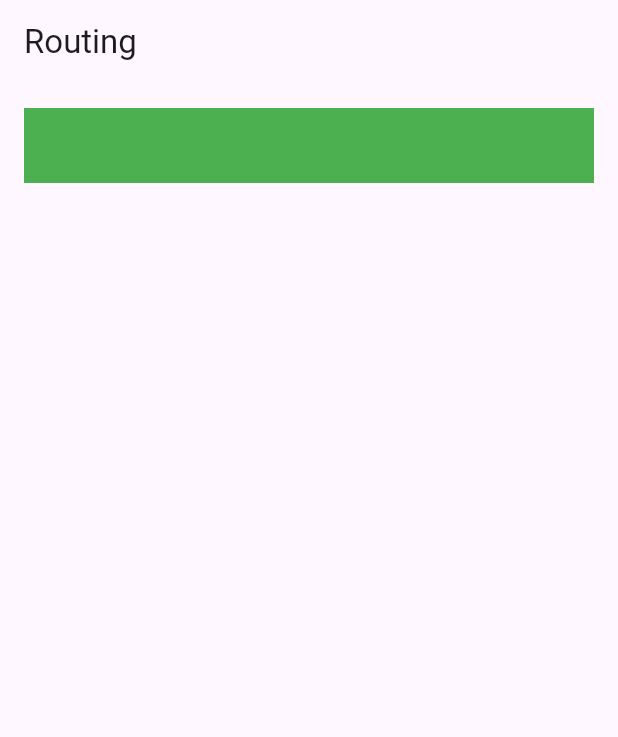
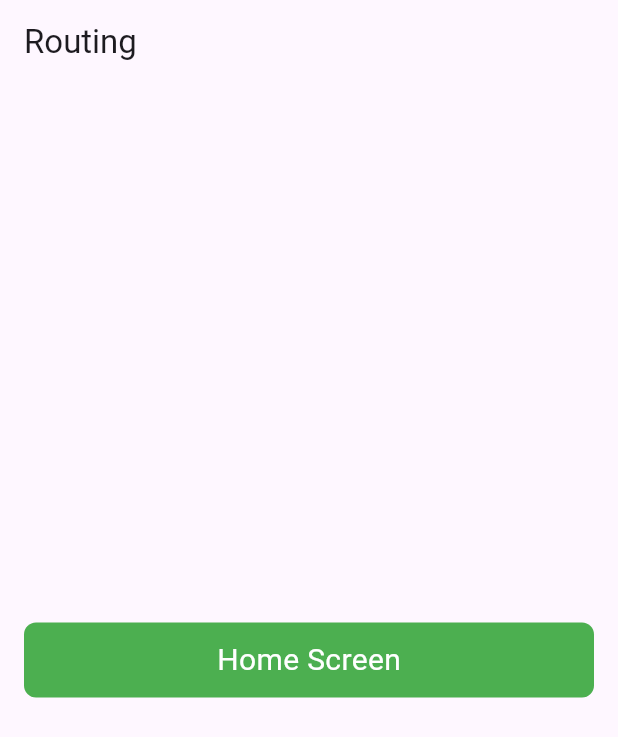
Before and after one commit to IsmailCoder366/Routing, a Flutter app: the screen it shows after launch, on a phone screen of 412 x 824 dp. Shown: the top 737 px of the screen. Run offline on Flutter 3.47's test engine with Material 3 defaults, Android fonts, the phone set to English and light mode, and no system bars.

Commit message:
border Radius added

```diff
--- a/lib/home_screen.dart
+++ b/lib/home_screen.dart
@@ -29,13 +29,22 @@ class _HomeScreenState extends State<HomeScreen> {
 
       ),
       body: Column(
+        mainAxisAlignment: MainAxisAlignment.center,
+        crossAxisAlignment: CrossAxisAlignment.center,
         children: [
           Container(
             height: 50,
             width: double.infinity,
             decoration: BoxDecoration(
               color: Colors.green,
-            )
+              borderRadius: BorderRadius.circular(8),
+            ),
+            child: const Center(
+              child: Text(
+                'Home Screen',
+                style: TextStyle(color: Colors.white, fontSize: 20),
+              ),
+            ),
           ).p16()
         ],
       ),
```
